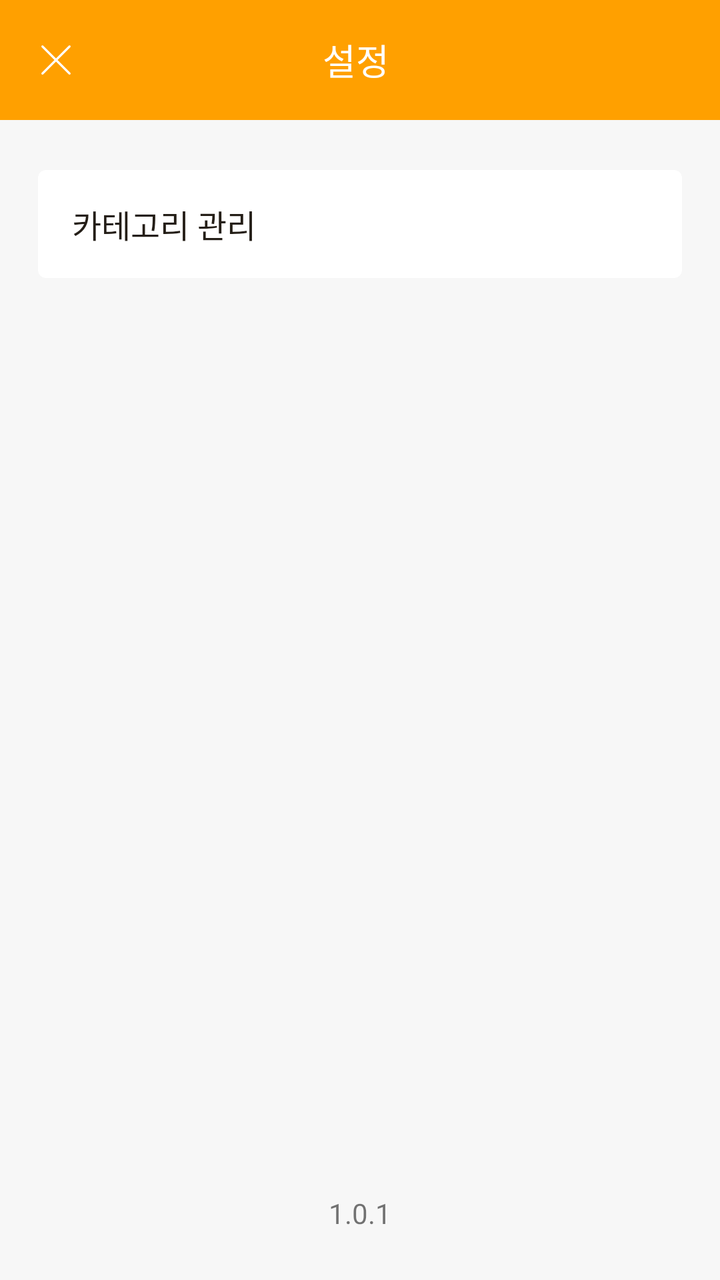
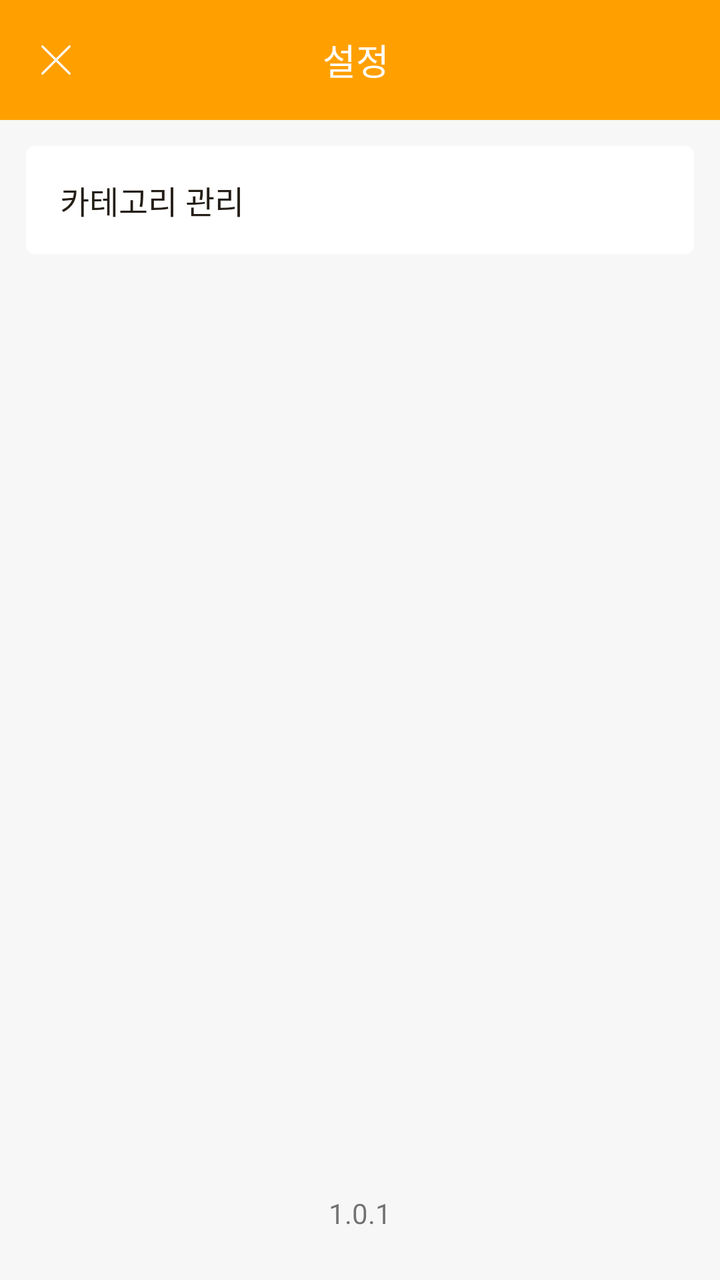

Before-and-after screenshots of an Android layout around one commit, followed by the original layout XML and the change that was made.
<!-- AndroidManifest.xml: application theme Theme.Chipmunk -->
<!-- res/layout/activity_setting.xml -->
<?xml version="1.0" encoding="utf-8"?>
<layout xmlns:android="http://schemas.android.com/apk/res/android"
    xmlns:tools="http://schemas.android.com/tools"
    xmlns:app="http://schemas.android.com/apk/res-auto">

    <androidx.constraintlayout.widget.ConstraintLayout
        android:id="@+id/coordinator_layout"
        android:layout_width="match_parent"
        android:layout_height="match_parent"
        android:background="@color/gray_h0_5">

        
        <com.google.android.material.appbar.AppBarLayout
            android:id="@+id/abl_setting"
            android:layout_width="match_parent"
            android:layout_height="wrap_content"
            app:layout_constraintTop_toTopOf="parent">

            
            <androidx.appcompat.widget.Toolbar
                android:id="@+id/toolbar_main"
                android:layout_width="match_parent"
                android:layout_height="@dimen/md_60"
                android:background="@color/material_amber_700">

                <androidx.constraintlayout.widget.ConstraintLayout
                    android:id="@+id/cl_toolbar"
                    android:layout_width="match_parent"
                    android:layout_height="wrap_content">

                    <ImageView
                        android:id="@+id/iv_close"
                        android:layout_width="wrap_content"
                        android:layout_height="wrap_content"
                        android:src="@drawable/ic_toolbar_close_white"
                        android:background="?selectableItemBackgroundBorderless"
                        app:layout_constraintBottom_toBottomOf="parent"
                        app:layout_constraintStart_toStartOf="parent"
                        app:layout_constraintTop_toTopOf="parent" />

                    <TextView
                        android:id="@+id/toolbar_title"
                        android:layout_width="match_parent"
                        android:layout_height="wrap_content"
                        android:layout_marginHorizontal="@dimen/md_18"
                        android:ellipsize="end"
                        android:paddingEnd="@dimen/md_20"
                        android:maxLines="1"
                        android:gravity="center"
                        android:textSize="@dimen/md_18"
                        android:text="@string/setting"
                        android:textColor="@color/white"
                        app:layout_constrainedWidth="true"
                        app:layout_constraintBottom_toBottomOf="parent"
                        app:layout_constraintStart_toStartOf="parent"
                        app:layout_constraintEnd_toEndOf="parent"
                        app:layout_constraintTop_toTopOf="parent" />

                </androidx.constraintlayout.widget.ConstraintLayout>
            </androidx.appcompat.widget.Toolbar>
        </com.google.android.material.appbar.AppBarLayout>

        
        <ScrollView
            android:layout_width="match_parent"
            android:layout_height="@dimen/md_0"
            android:fillViewport="true"
            app:layout_constraintTop_toBottomOf="@id/abl_setting"
            app:layout_constraintStart_toStartOf="parent"
            app:layout_constraintEnd_toEndOf="parent"
            app:layout_constraintBottom_toBottomOf="parent" >

            
            <androidx.constraintlayout.widget.ConstraintLayout
                android:background="@color/gray_h0_5"
                android:id="@+id/cl_settings_main"
                android:layout_width="match_parent"
                android:layout_height="@dimen/md_0"
                android:padding="@dimen/md_18"
                app:layout_constraintBottom_toBottomOf="parent" >

                











































































                
                <androidx.constraintlayout.widget.ConstraintLayout
                    android:id="@+id/cl_settings"
                    android:layout_width="match_parent"
                    android:layout_height="wrap_content"
                    android:layout_marginTop="@dimen/md_6"
                    android:background="@drawable/bg_setting"
                    app:layout_constraintStart_toStartOf="parent"
                    app:layout_constraintEnd_toEndOf="parent"
                    app:layout_constraintTop_toTopOf="parent" >

                    
                    <androidx.constraintlayout.widget.ConstraintLayout
                        android:id="@+id/cl_category_manage"
                        android:layout_width="match_parent"
                        android:layout_height="@dimen/md_56"
                        android:foreground="?selectableItemBackgroundBorderless"
                        app:layout_constraintStart_toStartOf="parent"
                        app:layout_constraintEnd_toEndOf="parent"
                        app:layout_constraintTop_toTopOf="parent" >

                        
                        <TextView
                            android:layout_width="match_parent"
                            android:layout_height="wrap_content"
                            android:text="@string/category_manage"
                            android:theme="@style/SettingMenuLabel"
                            android:paddingHorizontal="@dimen/md_18"
                            app:layout_constraintTop_toTopOf="parent"
                            app:layout_constraintBottom_toBottomOf="parent"
                            app:layout_constraintStart_toStartOf="parent"
                            app:layout_constraintEnd_toEndOf="parent" />































                    </androidx.constraintlayout.widget.ConstraintLayout>
                </androidx.constraintlayout.widget.ConstraintLayout>

                































                




































                
                <androidx.constraintlayout.widget.ConstraintLayout
                    android:id="@+id/cl_import_and_export"
                    android:layout_width="match_parent"
                    android:layout_height="wrap_content"
                    android:layout_marginTop="@dimen/md_24"
                    android:background="@drawable/bg_setting"
                    android:visibility="gone"
                    app:layout_constraintStart_toStartOf="parent"
                    app:layout_constraintEnd_toEndOf="parent"
                    app:layout_constraintTop_toBottomOf="@id/cl_settings" >

                    
                    <androidx.constraintlayout.widget.ConstraintLayout
                        android:id="@+id/cl_import"
                        android:layout_width="match_parent"
                        android:layout_height="@dimen/md_56"
                        android:foreground="?selectableItemBackgroundBorderless"
                        app:layout_constraintStart_toStartOf="parent"
                        app:layout_constraintEnd_toEndOf="parent"
                        app:layout_constraintTop_toTopOf="parent" >

                        <TextView
                            android:layout_width="match_parent"
                            android:layout_height="wrap_content"
                            android:text="가져오기"
                            android:theme="@style/SettingMenuLabel"
                            android:paddingHorizontal="@dimen/md_18"
                            app:layout_constraintTop_toTopOf="parent"
                            app:layout_constraintBottom_toBottomOf="parent"
                            app:layout_constraintStart_toStartOf="parent"
                            app:layout_constraintEnd_toEndOf="parent" />

                        <View
                            android:layout_width="match_parent"
                            android:layout_height="@dimen/md_1"
                            android:background="@drawable/line_shadow"
                            app:layout_constraintBottom_toBottomOf="parent" />
                    </androidx.constraintlayout.widget.ConstraintLayout>

                    
                    <androidx.constraintlayout.widget.ConstraintLayout
                        android:id="@+id/cl_export"
                        android:layout_width="match_parent"
                        android:layout_height="@dimen/md_56"
                        android:foreground="?selectableItemBackgroundBorderless"
                        app:layout_constraintStart_toStartOf="parent"
                        app:layout_constraintEnd_toEndOf="parent"
                        app:layout_constraintTop_toBottomOf="@id/cl_import" >

                        <TextView
                            android:layout_width="match_parent"
                            android:layout_height="wrap_content"
                            android:paddingHorizontal="@dimen/md_18"
                            android:text="내보내기"
                            android:theme="@style/SettingMenuLabel"
                            app:layout_constraintBottom_toBottomOf="parent"
                            app:layout_constraintEnd_toEndOf="parent"
                            app:layout_constraintHorizontal_bias="0.0"
                            app:layout_constraintStart_toStartOf="parent"
                            app:layout_constraintTop_toTopOf="parent" />
                    </androidx.constraintlayout.widget.ConstraintLayout>
                </androidx.constraintlayout.widget.ConstraintLayout>



            </androidx.constraintlayout.widget.ConstraintLayout>

        </ScrollView>

        
        <androidx.constraintlayout.widget.ConstraintLayout
            android:id="@+id/cl_version"
            android:layout_width="match_parent"
            android:layout_height="wrap_content"
            android:layout_marginTop="@dimen/md_24"
            android:layout_marginBottom="@dimen/md_24"
            app:layout_constraintStart_toStartOf="parent"
            app:layout_constraintEnd_toEndOf="parent"
            app:layout_constraintBottom_toBottomOf="parent" >

            <TextView
                android:id="@+id/tv_version"
                android:layout_width="wrap_content"
                android:layout_height="wrap_content"
                android:text="1.0.1"
                app:layout_constraintBottom_toBottomOf="parent"
                app:layout_constraintStart_toStartOf="parent"
                app:layout_constraintEnd_toEndOf="parent" />
        </androidx.constraintlayout.widget.ConstraintLayout>

    </androidx.constraintlayout.widget.ConstraintLayout>

</layout>
<!-- resources referenced by this layout -->
<resources>
  <color name="gray_h0_5">#F7F7F7</color>
  <color name="material_amber_700">#FFA000</color>
  <color name="white">#FFFFFFFF</color>
  <dimen name="md_0">0dp</dimen>
  <dimen name="md_1">1dp</dimen>
  <dimen name="md_18">18dp</dimen>
  <dimen name="md_20">20dp</dimen>
  <dimen name="md_24">24dp</dimen>
  <dimen name="md_56">56dp</dimen>
  <dimen name="md_6">6dp</dimen>
  <dimen name="md_60">60dp</dimen>
  <!-- drawable bg_setting (drawable) -->
  <?xml version="1.0" encoding="utf-8"?>
  <layer-list xmlns:android="http://schemas.android.com/apk/res/android">
      <item
          android:bottom="@dimen/md_1"
          android:left="@dimen/md_1"
          android:right="@dimen/md_1"
          android:top="@dimen/md_1">
          <shape android:shape="rectangle">
              <solid android:color="@color/white" />
              <corners
                  android:topLeftRadius="@dimen/md_4"
                  android:topRightRadius="@dimen/md_4"
                  android:bottomLeftRadius="@dimen/md_4"
                  android:bottomRightRadius="@dimen/md_4"/>
          </shape>
      </item>
  </layer-list>
  <!-- drawable ic_toolbar_close_white (drawable) -->
  <vector android:autoMirrored="true" android:height="24dp"
      android:viewportHeight="24" android:viewportWidth="24"
      android:width="24dp" xmlns:android="http://schemas.android.com/apk/res/android">
      <path android:fillColor="#FFFFFF" android:fillType="evenOdd" android:pathData="M19.1477,4.8523C19.3674,5.0719 19.3674,5.4281 19.1477,5.6477L5.6477,19.1477C5.4281,19.3674 5.0719,19.3674 4.8523,19.1477C4.6326,18.9281 4.6326,18.5719 4.8523,18.3523L18.3523,4.8523C18.5719,4.6326 18.9281,4.6326 19.1477,4.8523Z"/>
      <path android:fillColor="#FFFFFF" android:fillType="evenOdd" android:pathData="M4.8523,4.8523C5.0719,4.6326 5.4281,4.6326 5.6477,4.8523L19.1477,18.3523C19.3674,18.5719 19.3674,18.9281 19.1477,19.1477C18.9281,19.3674 18.5719,19.3674 18.3523,19.1477L4.8523,5.6477C4.6326,5.4281 4.6326,5.0719 4.8523,4.8523Z"/>
  </vector>
  <!-- drawable line_shadow (drawable) -->
  <shape xmlns:android="http://schemas.android.com/apk/res/android"
      android:shape="rectangle">
      <solid
          android:color="@color/gray_h0_2"/>
  </shape>
  <string name="category_manage">카테고리 관리</string>
  <string name="setting">설정</string>
  <style name="SettingMenuLabel">
          <item name="android:textSize">@dimen/md_16</item>
          <item name="android:textColor">@color/black_h32</item>
      </style>
  <style name="Theme.Chipmunk" parent="Theme.MaterialComponents.DayNight.DarkActionBar">
          
          <item name="colorPrimary">@color/material_amber_700</item>
          <item name="colorPrimaryVariant">@color/material_amber_700</item>
          <item name="colorOnPrimary">@color/material_amber_700</item>
          
          <item name="colorSecondary">@color/material_amber_700</item>
          <item name="colorSecondaryVariant">@color/material_amber_700</item>
          <item name="colorOnSecondary">@color/material_amber_700</item>
          
          <item name="android:statusBarColor" tools:targetApi="l">?attr/colorPrimaryVariant</item>
          
      </style>
  <dimen name="md_4">4dp</dimen>
  <color name="gray_h0_2">#F2F2F2</color>
  <dimen name="md_16">16dp</dimen>
  <color name="black_h32">#241E17</color>
</resources>

<!-- the commit's change to res/layout/activity_setting.xml (unified diff, before → after) -->
@@ -76,7 +76,7 @@
                 android:id="@+id/cl_settings_main"
                 android:layout_width="match_parent"
                 android:layout_height="@dimen/md_0"
-                android:padding="@dimen/md_18"
+                android:padding="@dimen/md_12"
                 app:layout_constraintBottom_toBottomOf="parent" >
 
                 
@@ -160,7 +160,6 @@
                     android:id="@+id/cl_settings"
                     android:layout_width="match_parent"
                     android:layout_height="wrap_content"
-                    android:layout_marginTop="@dimen/md_6"
                     android:background="@drawable/bg_setting"
                     app:layout_constraintStart_toStartOf="parent"
                     app:layout_constraintEnd_toEndOf="parent"
<!-- resource entries referenced after the edit -->
@@ -5,11 +5,11 @@
   <color name="white">#FFFFFFFF</color>
   <dimen name="md_0">0dp</dimen>
   <dimen name="md_1">1dp</dimen>
+  <dimen name="md_12">12dp</dimen>
   <dimen name="md_18">18dp</dimen>
   <dimen name="md_20">20dp</dimen>
   <dimen name="md_24">24dp</dimen>
   <dimen name="md_56">56dp</dimen>
-  <dimen name="md_6">6dp</dimen>
   <dimen name="md_60">60dp</dimen>
   <!-- drawable bg_setting (drawable) -->
   <?xml version="1.0" encoding="utf-8"?>
